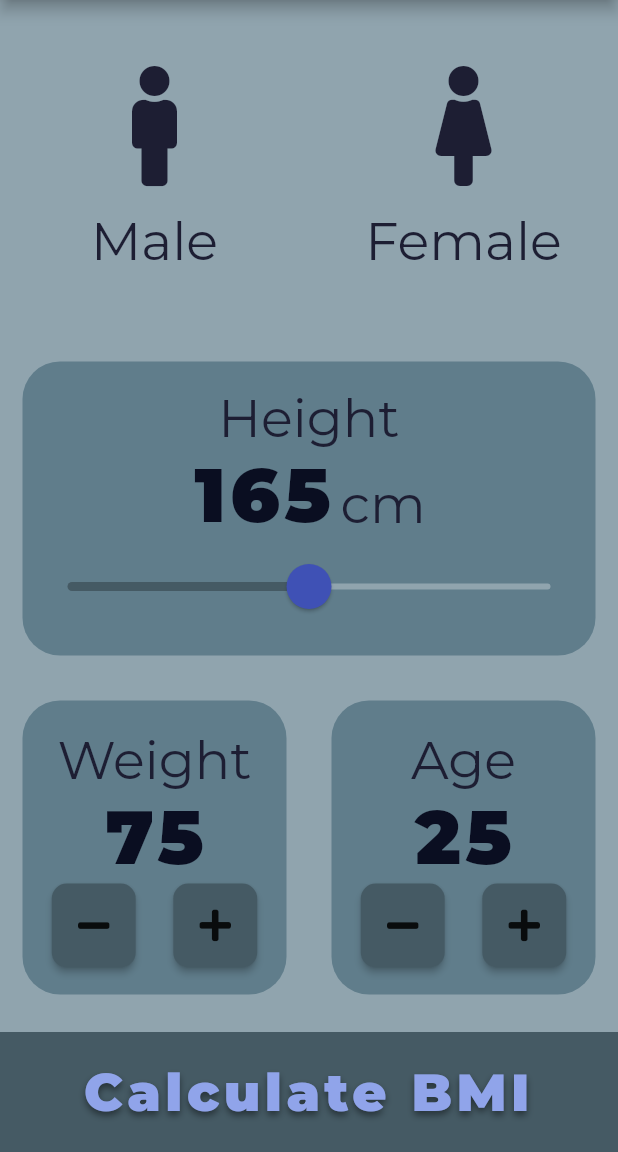
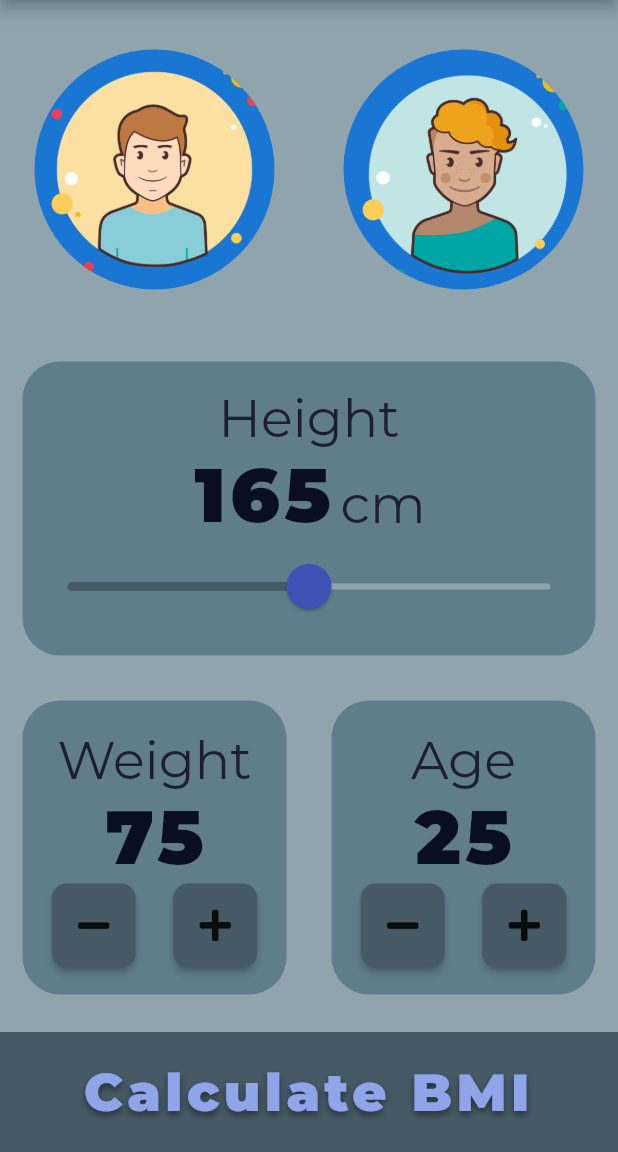
Before and after one commit to MimirCode/bmi-calculator, a Flutter app: the screen it shows after launch, on a phone screen of 412 x 824 dp, the part 84-1236 px from its top. Run offline on Flutter 3.47's test engine with Material 2 defaults, Android fonts, the phone set to English and light mode, and no system bars; our stand-ins replace font_awesome_flutter; project files that could hold a hidden picture were left out.

Commit message:
male and femal icons added

```diff
--- a/lib/input_page.dart
+++ b/lib/input_page.dart
@@ -88,9 +88,9 @@ class _InputPageState extends State<InputPage> {
                   colour: selectedGender == Gender.male
                       ? kActiveCardColour
                       : kInactiveCardColour,
-                  cardChild: IconContent(
-                    icon: FontAwesomeIcons.male,
-                    label: 'Male',
+                  cardChild: CircleAvatar(
+                    radius: 80.0,
+                    backgroundImage: AssetImage('assets/male-user.png'),
                   ),
                 )),
                 Expanded(
@@ -103,9 +103,9 @@ class _InputPageState extends State<InputPage> {
                   colour: selectedGender == Gender.female
                       ? kActiveCardColour
                       : kInactiveCardColour,
-                  cardChild: IconContent(
-                    icon: FontAwesomeIcons.female,
-                    label: 'Female',
+                  cardChild: CircleAvatar(
+                    radius: 80.0,
+                    backgroundImage: AssetImage('assets/female-user.png'),
                   ),
                 )),
               ],
```
Also changed, not shown: assets/female-user.png (added), assets/male-user.png (added).
